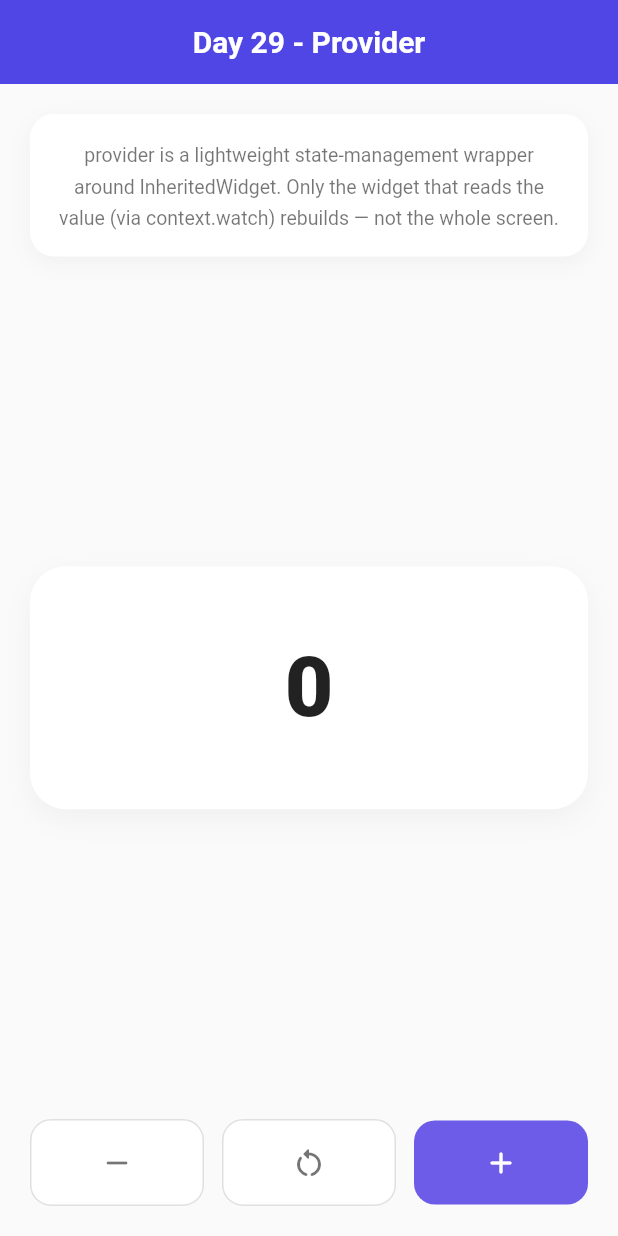
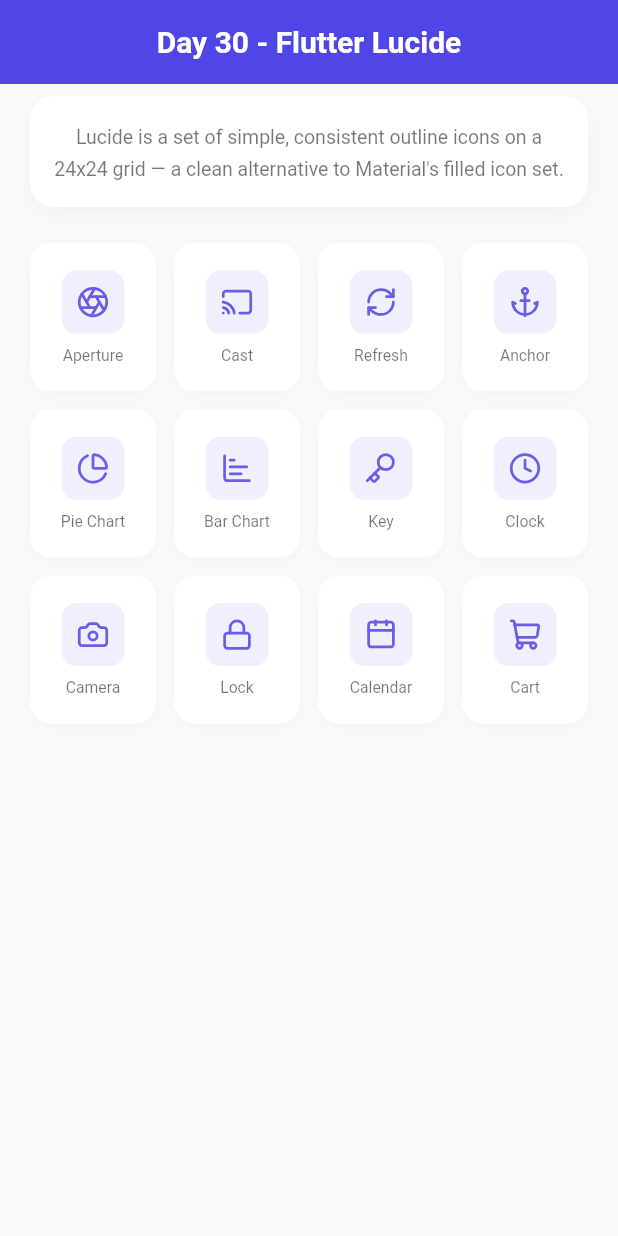
Before and after one commit to SheikhAman/package_of_the_day, a Flutter app: the screen it shows after launch, on a phone screen of 412 x 824 dp. Run offline on Flutter 3.47's test engine with Material 3 defaults, Android fonts, the phone set to English and light mode, and no system bars; our stand-ins replace audioplayers, avatar_glow, card_swiper, clay_containers, flutter_blurhash, flutter_custom_clippers and 15 more; missing offline and left inert: aurora, day_night_switch, flutter_carousel_slider, flutter_settings_ui, neon, onboarding.

Commit message:
flutter_lucide

```diff
--- /dev/null
+++ b/lib/features/day30_flutter_lucide/day30_flutter_lucide.dart
@@ -0,0 +1,134 @@
+import 'package:flutter/material.dart';
+import 'package:flutter_lucide/flutter_lucide.dart';
+
+const _accent = Color(0xFF6C5CE7);
+
+class Day30FlutterLucide extends StatelessWidget {
+  const Day30FlutterLucide({super.key});
+
+  static const List<Map<String, dynamic>> _icons = [
+    {'icon': LucideIcons.aperture, 'label': 'Aperture'},
+    {'icon': LucideIcons.cast, 'label': 'Cast'},
+    {'icon': LucideIcons.refresh_cw, 'label': 'Refresh'},
+    {'icon': LucideIcons.anchor, 'label': 'Anchor'},
+    {'icon': LucideIcons.chart_pie, 'label': 'Pie Chart'},
+    {'icon': LucideIcons.chart_bar, 'label': 'Bar Chart'},
+    {'icon': LucideIcons.key, 'label': 'Key'},
+    {'icon': LucideIcons.clock, 'label': 'Clock'},
+    {'icon': LucideIcons.camera, 'label': 'Camera'},
+    {'icon': LucideIcons.lock, 'label': 'Lock'},
+    {'icon': LucideIcons.calendar, 'label': 'Calendar'},
+    {'icon': LucideIcons.shopping_cart, 'label': 'Cart'},
+  ];
+
+  @override
+  Widget build(BuildContext context) {
+    return Scaffold(
+      appBar: AppBar(
+        title: const Text(
+          'Day 30 - Flutter Lucide',
+          style: TextStyle(fontWeight: FontWeight.w600),
+        ),
+      ),
+      body: Padding(
+        padding: const EdgeInsets.fromLTRB(20, 8, 20, 24),
+        child: Column(
+          crossAxisAlignment: CrossAxisAlignment.stretch,
+          children: [
+            // ── Info card ──────────────────────────────────────────
+            Container(
+              padding: const EdgeInsets.all(16),
+              decoration: BoxDecoration(
+                color: Colors.white,
+                borderRadius: BorderRadius.circular(16),
+                boxShadow: [
+                  BoxShadow(
+                    color: Colors.black.withValues(alpha: 0.04),
+                    blurRadius: 12,
+                    offset: const Offset(0, 4),
+                  ),
+                ],
+              ),
+              child: const Text(
+                'Lucide is a set of simple, consistent outline icons on a '
+                '24x24 grid — a clean alternative to Material\'s filled '
+                'icon set.',
+                textAlign: TextAlign.center,
+                style: TextStyle(
+                  fontSize: 13,
+                  height: 1.6,
+                  color: Colors.black54,
+                ),
+              ),
+            ),
+
+            const SizedBox(height: 24),
+
+            // ── Icon grid ────────────────────────────────────────────
+            Expanded(
+              child: GridView.builder(
+                itemCount: _icons.length,
+                gridDelegate: const SliverGridDelegateWithFixedCrossAxisCount(
+                  crossAxisCount: 4,
+                  mainAxisSpacing: 12,
+                  crossAxisSpacing: 12,
+                  childAspectRatio: 0.85,
+                ),
+                itemBuilder: (context, index) {
+                  final item = _icons[index];
+                  return _IconTile(
+                    icon: item['icon'] as IconData,
+                    label: item['label'] as String,
+                  );
+                },
+              ),
+            ),
+          ],
+        ),
+      ),
+    );
+  }
+}
+
+class _IconTile extends StatelessWidget {
+  final IconData icon;
+  final String label;
+
+  const _IconTile({required this.icon, required this.label});
+
+  @override
+  Widget build(BuildContext context) {
+    return Container(
+      decoration: BoxDecoration(
+        color: Colors.white,
+        borderRadius: BorderRadius.circular(14),
+        boxShadow: [
+          BoxShadow(
+            color: Colors.black.withValues(alpha: 0.03),
+            blurRadius: 8,
+            offset: const Offset(0, 2),
+          ),
+        ],
+      ),
+      padding: const EdgeInsets.symmetric(vertical: 12),
+      child: Column(
+        mainAxisAlignment: MainAxisAlignment.center,
+        children: [
+          Container(
+            padding: const EdgeInsets.all(10),
+            decoration: BoxDecoration(
+              color: _accent.withValues(alpha: 0.1),
+              borderRadius: BorderRadius.circular(10),
+            ),
+            child: Icon(icon, color: _accent, size: 22),
+          ),
+          const SizedBox(height: 8),
+          Text(
+            label,
+            style: const TextStyle(fontSize: 10.5, color: Colors.black54),
+          ),
+        ],
+      ),
+    );
+  }
+}
--- a/lib/features/routes.dart
+++ b/lib/features/routes.dart
@@ -27,3 +27,4 @@ export 'day26_math_expressions/day26_math_expressions.dart';
 export 'day27_clay_containers/day27_clay_containers.dart';
 export 'day28_day_night_switch/day28_day_night_switch.dart';
 export 'day29_provider/day29_provider.dart';
+export 'day30_flutter_lucide/day30_flutter_lucide.dart';
--- a/lib/main.dart
+++ b/lib/main.dart
@@ -57,7 +57,8 @@ class MyApp extends StatelessWidget {
       // home: const Day26MathExpressions(),
       // home: const Day27ClayContainers(),
       // home: const Day28DayNightSwitch(),
-      home: const Day29Provider(),
+      // home: const Day29Provider(),
+      home: const Day30FlutterLucide(),
     );
   }
 }
--- a/pubspec.yaml
+++ b/pubspec.yaml
@@ -99,6 +99,9 @@ dependencies:
   # For State-management
   provider: ^6.1.5+1
 
+  # For using Lucide Icon pack
+  flutter_lucide: ^1.11.0
+
 
 
 dev_dependencies:
```
Also changed, not shown: pubspec.lock, 1 other file.
